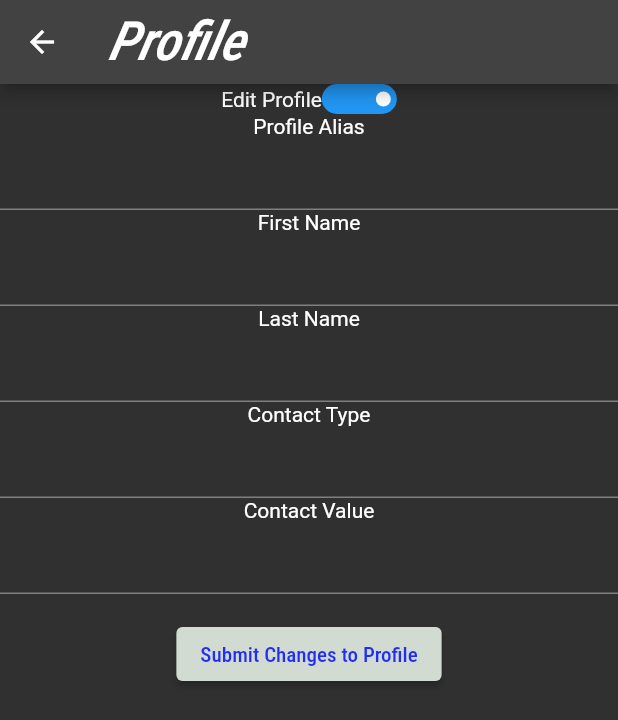
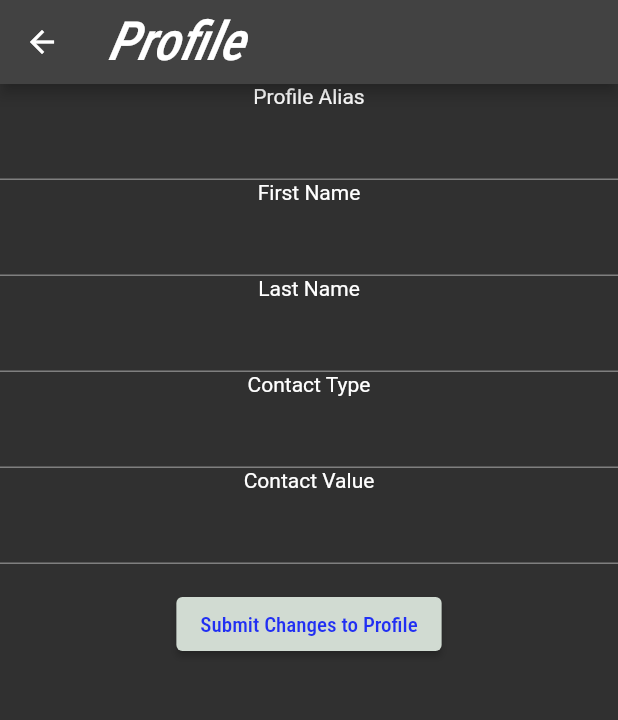
Before and after one commit to roostercoopllc/dSmarket, a Flutter app: the ProfilePage screen opened directly, on a phone screen of 412 x 824 dp. Shown: the top 720 px of the screen. Run offline on Flutter 3.47's test engine with Material 2 defaults, Android fonts, the phone set to English and light mode, and no system bars; drawn by our look-alikes of flutter_switch; our stand-ins replace qr_flutter; missing offline and left inert: walletconnect_dart, web3dart; Roboto replaces fonts that are missing (Hind, Roboto Condensed).

Commit message:
Updating profile to be a qr popout.

```diff
--- a/mobile/lib/pages/profile.dart
+++ b/mobile/lib/pages/profile.dart
@@ -15,13 +15,14 @@ class _ProfilePageState extends State<ProfilePage> {
   // Note: This is a GlobalKey<FormState>,
   // not a GlobalKey<MyCustomFormState>.
   final _ProfileKey = GlobalKey<FormState>();
-  var editing = true;
 
-  var profileAliasStr,
+  var contractAddress,
+      profileAliasStr,
       firstnameStr,
       lastnameStr,
       contactTypeEnum,
       contactValueStr;
+
   var contactTypeOptions = ['PHONE', 'EMAIL', 'IPFS', 'SOCIAL', 'OTHER'];
 
   @override
@@ -36,34 +37,11 @@ class _ProfilePageState extends State<ProfilePage> {
                 child: Column(
                   crossAxisAlignment: CrossAxisAlignment.center,
                   children: [
-                    Row(
-                      mainAxisAlignment: MainAxisAlignment.center,
-                      children: [
-                        Text(
-                          'Edit Profile',
-                        ),
-                        FlutterSwitch(
-                          width: 50.0,
-                          height: 20.0,
-                          // valueFontSize: 25.0,
-                          toggleSize: 10.0,
-                          value: editing,
-                          // padding: 8.0,
-                          // showOnOff: true,
-                          onToggle: (val) {
-                            setState(() {
-                              editing = val;
-                            });
-                          },
-                        ),
-                      ],
-                    ),
                     Text(
                       'Profile Alias',
                     ),
                     TextFormField(
                       // The validator receives the text that the user has entered.
-                      enabled: editing,
                       validator: (value) {
                         if (value == null || value.isEmpty) {
                           return 'Please enter some text';
@@ -76,7 +54,6 @@ class _ProfilePageState extends State<ProfilePage> {
                     ),
                     TextFormField(
                       // The validator receives the text that the user has entered.
-                      enabled: editing,
                       validator: (value) {
                         if (value == null || value.isEmpty) {
                           return 'Please enter somemore text';
@@ -89,7 +66,6 @@ class _ProfilePageState extends State<ProfilePage> {
                     ),
                     TextFormField(
                       // The validator receives the text that the user has entered.
-                      enabled: editing,
                       validator: (value) {
                         if (value == null || value.isEmpty) {
                           return 'Please enter somemore text';
@@ -102,7 +78,6 @@ class _ProfilePageState extends State<ProfilePage> {
                     ),
                     TextFormField(
                       // The validator receives the text that the user has entered.
-                      enabled: editing,
                       validator: (value) {
                         if (value == null || value.isEmpty) {
                           return 'Please enter somemore text';
@@ -115,7 +90,6 @@ class _ProfilePageState extends State<ProfilePage> {
                     ),
                     TextFormField(
                       // The validator receives the text that the user has entered.
-                      enabled: editing,
                       validator: (value) {
                         if (value == null || value.isEmpty) {
                           return 'Please enter somemore text';
@@ -125,16 +99,14 @@ class _ProfilePageState extends State<ProfilePage> {
                     ),
                     Padding(
                         padding: const EdgeInsets.symmetric(vertical: 16.0),
-                      child: (editing)
-                          ? ElevatedButton(
+                        child: ElevatedButton(
                             style: ButtonStyle(
                                 backgroundColor:
                                     MaterialStateProperty.all<Color>(
                                         Color.fromARGB(255, 209, 219, 210))),
                             onPressed: () {
                               // Validate returns true if the form is valid, or false otherwise.
-                                if (editing &&
-                                    _ProfileKey.currentState!.validate()) {
+                              if (_ProfileKey.currentState!.validate()) {
                                 // If the form is valid, display a snackbar. In the real world,
                                 // you'd often call a server or save the information in a database.
                                 ScaffoldMessenger.of(context).showSnackBar(
@@ -148,9 +120,7 @@ class _ProfilePageState extends State<ProfilePage> {
                               style: TextStyle(
                                 color: Color.fromARGB(255, 33, 47, 243),
                               ),
-                              ))
-                          : Container(),
-                    ),
+                            ))),
                   ],
                 ))));
   }
--- a/mobile/pubspec.yaml
+++ b/mobile/pubspec.yaml
@@ -39,6 +39,7 @@ dependencies:
   slider_button: ^2.0.0
   web3dart: ^2.3.5
   flutter_switch: ^0.3.2
+  qr_flutter: ^4.0.0
 
 dev_dependencies:
   flutter_test:
```
Also changed, not shown: mobile/lib/pages/login_page.dart (+19 -39 lines), mobile/lib/utils/helperwidgets.dart (+104 -0 lines), mobile/pubspec.lock. Lines whose indentation alone changed are shown as unchanged.
